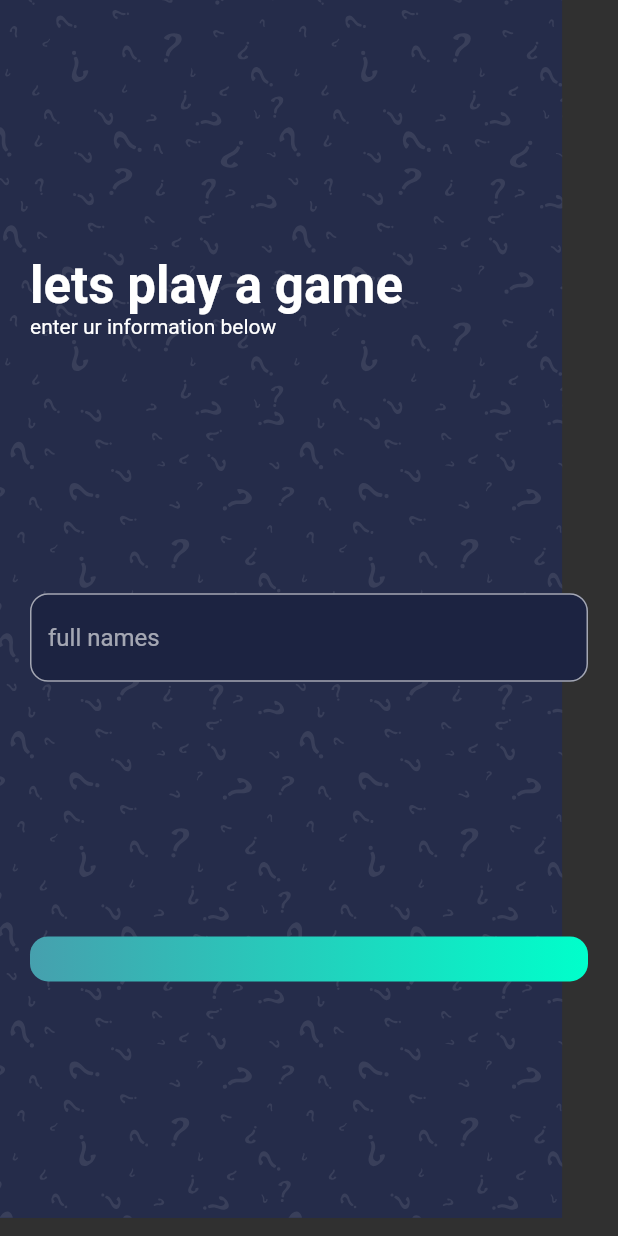
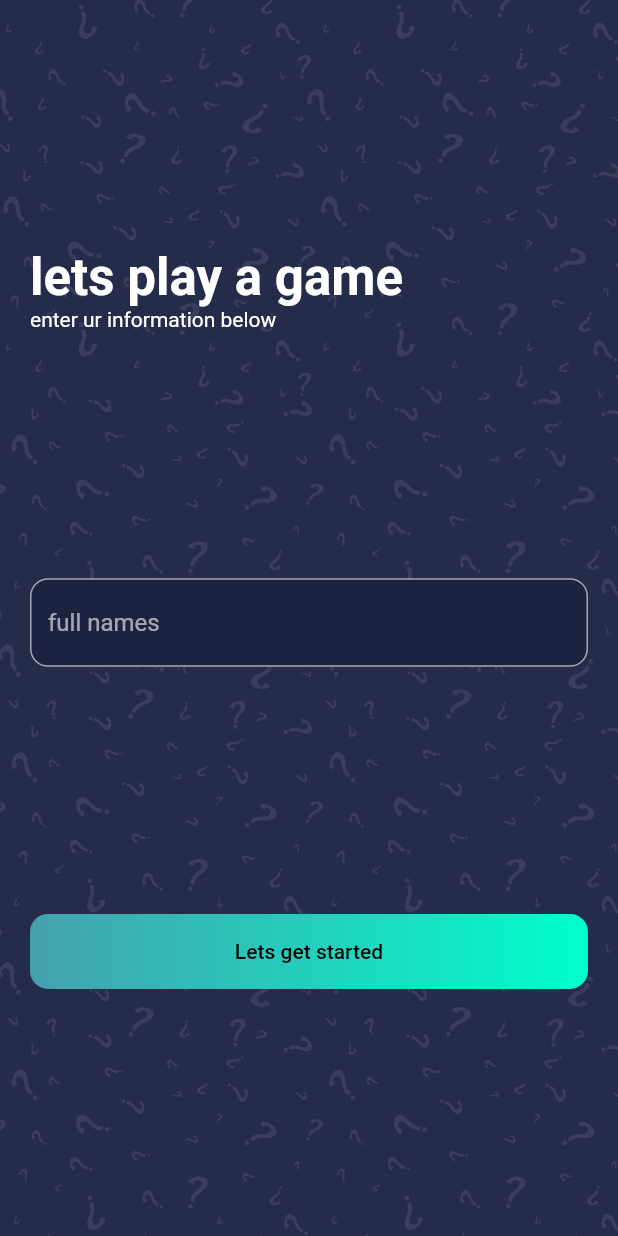
Before and after one commit to victorfrankenstein245/example-app, a Flutter app: the screen it shows after launch, on a phone screen of 412 x 824 dp. Run offline on Flutter 3.47's test engine with Material 2 defaults, Android fonts, the phone set to English and light mode, and no system bars; our stand-ins replace websafe_svg.

Commit message:
--- Auto-Git Commit ---

```diff
--- a/lib/screens/welcome/Welcome_screen.dart
+++ b/lib/screens/welcome/Welcome_screen.dart
@@ -3,14 +3,19 @@ import 'package:flutter_example/screens/Constants.dart';
 import 'package:websafe_svg/websafe_svg.dart';
 
 import '../Constants.dart';
-import '../Constants.dart';
+// import '../Constants.dart';
 
 class WelcomeScreen extends StatelessWidget {
   @override
   Widget build(BuildContext context) {
     return Scaffold(
       body: Stack(children: [
-        WebsafeSvg.asset("assets/icons/bg.svg"),
+        WebsafeSvg.asset(
+          "assets/icons/bg.svg",
+          width: MediaQuery.of(context).size.width,
+          // height: MediaQuery.of(context).size.height,
+          fit: BoxFit.cover,
+        ),
         SafeArea(
           child: Padding(
             padding: const EdgeInsets.symmetric(horizontal: kDefaultPadding),
@@ -39,12 +44,21 @@ class WelcomeScreen extends StatelessWidget {
                 ),
                 Spacer(),
                 Container(
-                  padding: EdgeInsets.all(kDefaultPadding * 0.75), //15
+                  width: double.infinity,
+                  alignment: Alignment.center,
+                  padding: EdgeInsets.all(kDefaultPadding * 0.85), //15
                   decoration: BoxDecoration(
                     gradient: kPrimaryGradient,
                     borderRadius: BorderRadius.all(
                       Radius.circular(12),
                     ),
+                  ),
+                  child: Text(
+                    'Lets get started',
+                    style: Theme.of(context)
+                        .textTheme
+                        .button
+                        .copyWith(color: Colors.black),
                   ),
                 ),
                 Spacer(),
```
Also changed, not shown: .autogit/logs/log-16-2-2021-3-53-38.txt (added).
